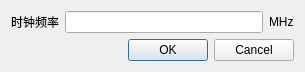
Qt form soft/zebra-tester/qclockfreqdialog.ui (Quenii/ADCEVM) before a commit.
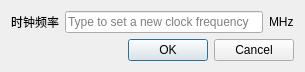
The same form after that commit.

The edit to the form file:
```diff
--- a/soft/zebra-tester/qclockfreqdialog.ui
+++ b/soft/zebra-tester/qclockfreqdialog.ui
@@ -22,7 +22,11 @@
     </widget>
    </item>
    <item row="0" column="1">
-    <widget class="QLineEdit" name="lineEditClockFreq"/>
+    <widget class="QLineEdit" name="lineEditClockFreq">
+     <property name="placeholderText">
+      <string>Type to set a new clock frequency</string>
+     </property>
+    </widget>
    </item>
    <item row="0" column="2">
     <widget class="QLabel" name="label_2">
```
